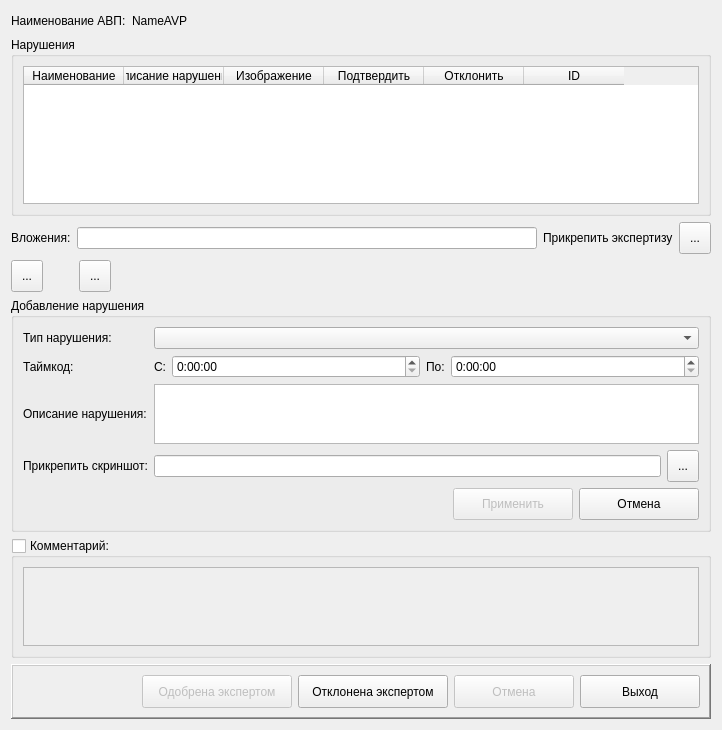
The window that arm_o/d_editaudit.ui (levdikandrey/DataCollector) describes before a commit, drawn with Qt 5.
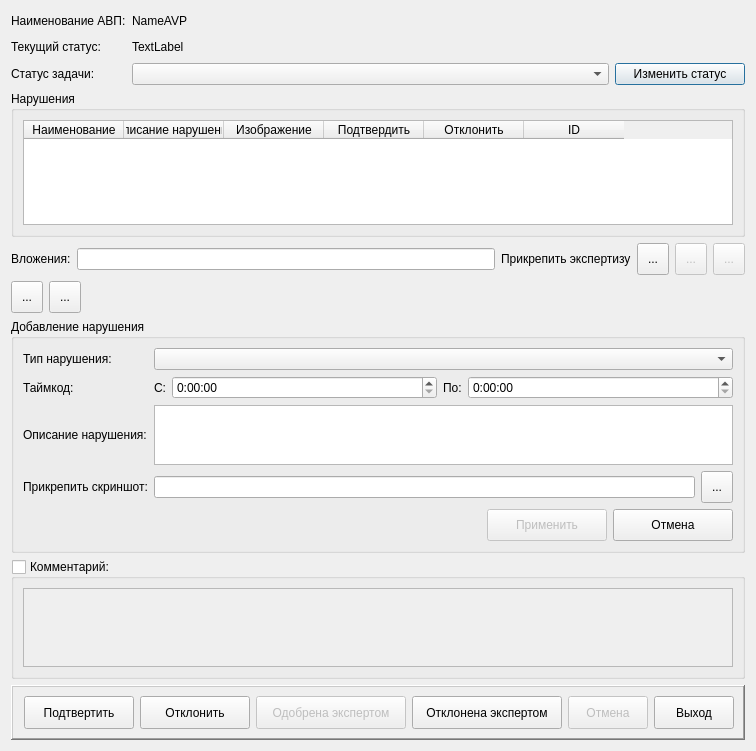
The same window after the commit. Icons and pictures are not drawn.

```diff
--- a/arm_o/d_editaudit.ui
+++ b/arm_o/d_editaudit.ui
@@ -6,42 +6,115 @@
    <rect>
     <x>0</x>
     <y>0</y>
-    <width>722</width>
-    <height>730</height>
+    <width>756</width>
+    <height>751</height>
    </rect>
   </property>
   <property name="windowTitle">
    <string>Экспертиза</string>
   </property>
   <layout class="QGridLayout" name="gridLayout_4">
-   <item row="0" column="0" colspan="2">
+   <item row="0" column="0" colspan="3">
     <widget class="QLabel" name="label_3">
      <property name="text">
       <string>Наименование АВП:</string>
      </property>
     </widget>
    </item>
-   <item row="0" column="2">
-    <widget class="QLabel" name="labelNameAVP">
-     <property name="text">
-      <string>NameAVP</string>
-     </property>
-    </widget>
-   </item>
    <item row="0" column="3">
-    <spacer name="horizontalSpacer_4">
-     <property name="orientation">
-      <enum>Qt::Horizontal</enum>
+    <layout class="QHBoxLayout" name="horizontalLayout_6">
+     <item>
+      <widget class="QLabel" name="labelNameAVP">
+       <property name="text">
+        <string>NameAVP</string>
+       </property>
+      </widget>
+     </item>
+     <item>
+      <spacer name="horizontalSpacer_4">
+       <property name="orientation">
+        <enum>Qt::Horizontal</enum>
+       </property>
+       <property name="sizeHint" stdset="0">
+        <size>
+         <width>40</width>
+         <height>20</height>
+        </size>
+       </property>
+      </spacer>
+     </item>
+    </layout>
+   </item>
+   <item row="1" column="0" colspan="3">
+    <widget class="QLabel" name="label_10">
+     <property name="text">
+      <string>Текущий статус:</string>
      </property>
-     <property name="sizeHint" stdset="0">
-      <size>
-       <width>543</width>
-       <height>20</height>
-      </size>
+    </widget>
+   </item>
+   <item row="1" column="3">
+    <layout class="QHBoxLayout" name="horizontalLayout_7">
+     <item>
+      <widget class="QLabel" name="labelCurrentStatus">
+       <property name="text">
+        <string>TextLabel</string>
+       </property>
+      </widget>
+     </item>
+     <item>
+      <spacer name="horizontalSpacer_5">
+       <property name="orientation">
+        <enum>Qt::Horizontal</enum>
+       </property>
+       <property name="sizeHint" stdset="0">
+        <size>
+         <width>40</width>
+         <height>20</height>
+        </size>
+       </property>
+      </spacer>
+     </item>
+    </layout>
+   </item>
+   <item row="2" column="0" colspan="3">
+    <widget class="QLabel" name="label_11">
+     <property name="text">
+      <string>Статус задачи:</string>
      </property>
-    </spacer>
+    </widget>
    </item>
-   <item row="1" column="0" colspan="4">
+   <item row="2" column="3">
+    <layout class="QHBoxLayout" name="horizontalLayout_5">
+     <item>
+      <widget class="QComboBox" name="comboBoxStatus">
+       <property name="sizePolicy">
+        <sizepolicy hsizetype="Expanding" vsizetype="Fixed">
+         <horstretch>0</horstretch>
+         <verstretch>0</verstretch>
+        </sizepolicy>
+       </property>
+      </widget>
+     </item>
+     <item>
+      <widget class="QPushButton" name="pushButtonChageStatus">
+       <property name="minimumSize">
+        <size>
+         <width>130</width>
+         <height>0</height>
+        </size>
+       </property>
+       <property name="text">
+        <string>Изменить статус</string>
+       </property>
+       <property name="icon">
+        <iconset resource="resource.qrc">
+         <normaloff>:/icons/icons/button_reload.png</normaloff>:/icons/icons/button_reload.png</iconset>
+       </property>
+      </widget>
+     </item>
+    </layout>
+   </item>
+   <item row="3" column="0" colspan="4">
     <widget class="QGroupBox" name="groupBox">
      <property name="sizePolicy">
       <sizepolicy hsizetype="Preferred" vsizetype="Expanding">
@@ -96,7 +169,7 @@
      </layout>
     </widget>
    </item>
-   <item row="2" column="0" colspan="4">
+   <item row="4" column="0" colspan="4">
     <layout class="QHBoxLayout" name="horizontalLayout_4">
      <item>
       <widget class="QLabel" name="label_2">
@@ -133,24 +206,94 @@
      </item>
      <item>
       <widget class="QToolButton" name="toolButton">
+       <property name="enabled">
+        <bool>true</bool>
+       </property>
        <property name="minimumSize">
         <size>
          <width>32</width>
          <height>32</height>
         </size>
        </property>
+       <property name="toolTip">
+        <string>Прикрепить экспертизу</string>
+       </property>
        <property name="text">
         <string>...</string>
        </property>
        <property name="icon">
         <iconset resource="resource.qrc">
-         <normaloff>:/icons/icons/attach.png</normaloff>:/icons/icons/attach.png</iconset>
+         <normaloff>:/icons/icons/attach2.png</normaloff>:/icons/icons/attach2.png</iconset>
+       </property>
+       <property name="iconSize">
+        <size>
+         <width>20</width>
+         <height>20</height>
+        </size>
+       </property>
+      </widget>
+     </item>
+     <item>
+      <widget class="QToolButton" name="toolButtonDeleteExpertise">
+       <property name="enabled">
+        <bool>false</bool>
+       </property>
+       <property name="minimumSize">
+        <size>
+         <width>32</width>
+         <height>32</height>
+        </size>
+       </property>
+       <property name="toolTip">
+        <string>Удалить экспертизу</string>
+       </property>
+       <property name="text">
+        <string>...</string>
+       </property>
+       <property name="icon">
+        <iconset resource="resource.qrc">
+         <normaloff>:/icons/icons/deleteBD.png</normaloff>:/icons/icons/deleteBD.png</iconset>
+       </property>
+       <property name="iconSize">
+        <size>
+         <width>24</width>
+         <height>24</height>
+        </size>
+       </property>
+      </widget>
+     </item>
+     <item>
+      <widget class="QToolButton" name="toolButtonPreviewExpertise">
+       <property name="enabled">
+        <bool>false</bool>
+       </property>
+       <property name="minimumSize">
+        <size>
+         <width>32</width>
+         <height>32</height>
+        </size>
+       </property>
+       <property name="toolTip">
+        <string>Просмотреть экспертизу</string>
+       </property>
+       <property name="text">
+        <string>...</string>
+       </property>
+       <property name="icon">
+        <iconset resource="resource.qrc">
+         <normaloff>:/icons/icons/reviewEx.png</normaloff>:/icons/icons/reviewEx.png</iconset>
+       </property>
+       <property name="iconSize">
+        <size>
+         <width>24</width>
+         <height>24</height>
+        </size>
        </property>
       </widget>
      </item>
     </layout>
    </item>
-   <item row="3" column="0">
+   <item row="5" column="0">
     <widget class="QToolButton" name="toolButtonAdd">
      <property name="minimumSize">
       <size>
@@ -170,7 +313,7 @@
      </property>
     </widget>
    </item>
-   <item row="3" column="1">
+   <item row="5" column="1">
     <widget class="QToolButton" name="toolButtonDelete">
      <property name="minimumSize">
       <size>
@@ -190,7 +333,7 @@
      </property>
     </widget>
    </item>
-   <item row="3" column="2" colspan="2">
+   <item row="5" column="2" colspan="2">
     <spacer name="horizontalSpacer_2">
      <property name="orientation">
       <enum>Qt::Horizontal</enum>
@@ -203,7 +346,7 @@
      </property>
     </spacer>
    </item>
-   <item row="4" column="0" colspan="4">
+   <item row="6" column="0" colspan="4">
     <widget class="QGroupBox" name="groupBox_3">
      <property name="title">
       <string>Добавление нарушения</string>
@@ -338,7 +481,13 @@
         </property>
         <property name="icon">
          <iconset resource="resource.qrc">
-          <normaloff>:/icons/icons/attach.png</normaloff>:/icons/icons/attach.png</iconset>
+          <normaloff>:/icons/icons/attach2.png</normaloff>:/icons/icons/attach2.png</iconset>
+        </property>
+        <property name="iconSize">
+         <size>
+          <width>20</width>
+          <height>20</height>
+         </size>
         </property>
        </widget>
       </item>
@@ -423,7 +572,7 @@
      </layout>
     </widget>
    </item>
-   <item row="5" column="0" colspan="4">
+   <item row="7" column="0" colspan="4">
     <widget class="QGroupBox" name="groupBox_2">
      <property name="sizePolicy">
       <sizepolicy hsizetype="Preferred" vsizetype="MinimumExpanding">
@@ -472,7 +621,7 @@
      </layout>
     </widget>
    </item>
-   <item row="6" column="0" colspan="4">
+   <item row="8" column="0" colspan="4">
     <widget class="QFrame" name="frame">
      <property name="frameShape">
       <enum>QFrame::WinPanel</enum>
@@ -494,6 +643,58 @@
         </property>
        </spacer>
       </item>
+      <item>
+       <widget class="QPushButton" name="pushButtonOk">
+        <property name="minimumSize">
+         <size>
+          <width>110</width>
+          <height>33</height>
+         </size>
+        </property>
+        <property name="toolTip">
+         <string>Подтверждение экспертного исследования</string>
+        </property>
+        <property name="text">
+         <string>Подтвертить</string>
+        </property>
+        <property name="icon">
+         <iconset resource="resource.qrc">
+          <normaloff>:/icons/icons/ok.png</normaloff>:/icons/icons/ok.png</iconset>
+        </property>
+        <property name="iconSize">
+         <size>
+          <width>24</width>
+          <height>24</height>
+         </size>
+        </property>
+       </widget>
+      </item>
+      <item>
+       <widget class="QPushButton" name="pushButtonReturn">
+        <property name="minimumSize">
+         <size>
+          <width>110</width>
+          <height>33</height>
+         </size>
+        </property>
+        <property name="toolTip">
+         <string>Возвращает задачу эксперту со статусом экспертиза</string>
+        </property>
+        <property name="text">
+         <string>Отклонить</string>
+        </property>
+        <property name="icon">
+         <iconset resource="resource.qrc">
+          <normaloff>:/icons/icons/button_reload.png</normaloff>:/icons/icons/button_reload.png</iconset>
+        </property>
+        <property name="iconSize">
+         <size>
+          <width>24</width>
+          <height>24</height>
+         </size>
+        </property>
+       </widget>
+      </item>
       <item>
        <widget class="QPushButton" name="pushButtonApply">
         <property name="enabled">
@@ -550,7 +751,7 @@
         </property>
         <property name="minimumSize">
          <size>
-          <width>120</width>
+          <width>80</width>
           <height>33</height>
          </size>
         </property>
@@ -573,10 +774,13 @@
        <widget class="QPushButton" name="pushButtonExit">
         <property name="minimumSize">
          <size>
-          <width>120</width>
+          <width>80</width>
           <height>33</height>
          </size>
         </property>
+        <property name="toolTip">
+         <string>Выход из диалога</string>
+        </property>
         <property name="text">
          <string>Выход</string>
         </property>
```
Left out of the diff: 109 changed lines with no effect on the pictures.
